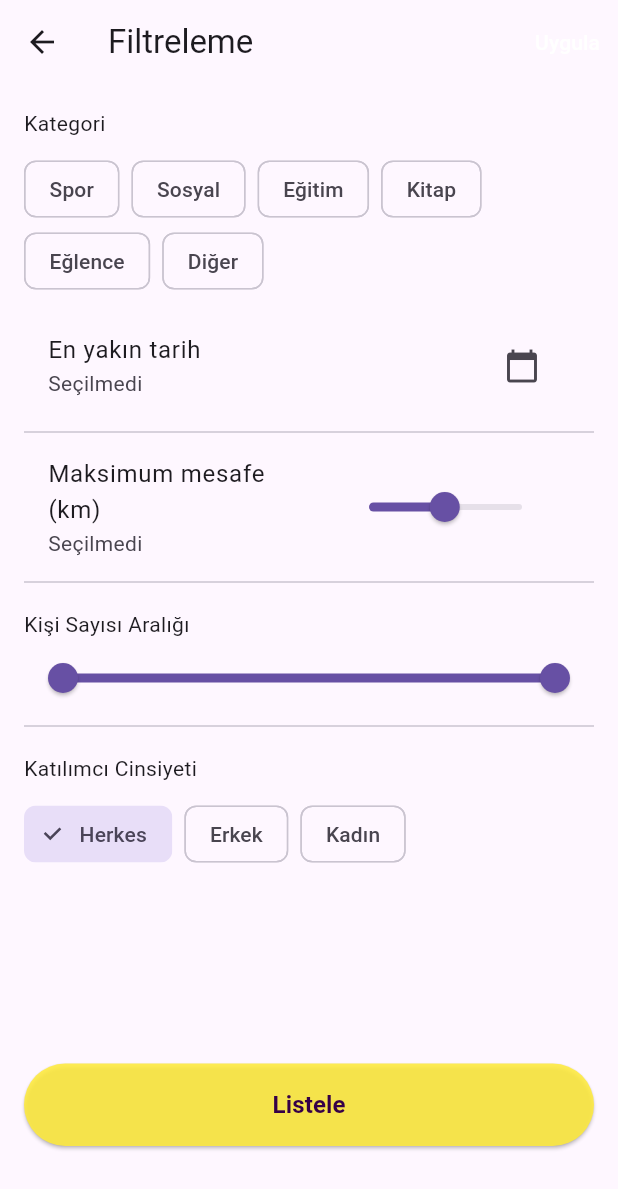
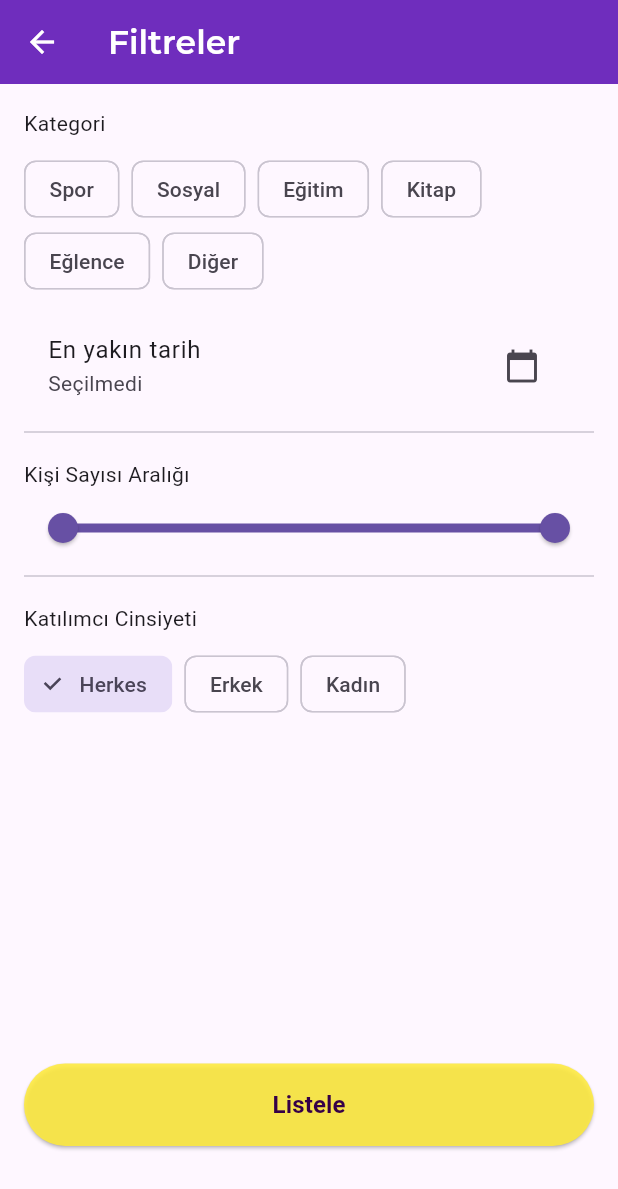
Before and after one commit to ced3j/JoinUp-app, a Flutter app: the HomePage screen opened directly, after a tap on the "filter list" icon, on a phone screen of 412 x 824 dp. Shown: the top 1189 px of the screen. Run offline on Flutter 3.47's test engine with Material 3 defaults, Android fonts, the phone set to English and light mode, and no system bars; our stand-ins replace cached_network_image, cloud_firestore, firebase_auth, firebase_core, firebase_storage, geocoding and 5 more; accounts and stored records are empty; network calls fail.

Commit message:
filter screen fixed again

```diff
--- a/join_up/lib/filter_screen.dart
+++ b/join_up/lib/filter_screen.dart
@@ -1,4 +1,5 @@
 import 'package:flutter/material.dart';
+import 'package:google_fonts/google_fonts.dart';
 
 class FilterScreen extends StatefulWidget {
   final Function(Map<String, dynamic>) onApplyFilters;
@@ -10,10 +11,8 @@ class FilterScreen extends StatefulWidget {
 }
 
 class _FilterScreenState extends State<FilterScreen> {
-  // Filtre değerleri
   String? selectedCategory;
   DateTime? selectedDate;
-  double? maxDistance; // km olarak
   RangeValues attendeesRange = const RangeValues(1, 100);
   String selectedGender = 'Herkes';
 
@@ -39,7 +38,6 @@ class _FilterScreenState extends State<FilterScreen> {
     Map<String, dynamic> filters = {
       'category': selectedCategory,
       'date': selectedDate,
-      'maxDistance': maxDistance,
       'attendeesMin': attendeesRange.start.toInt(),
       'attendeesMax': attendeesRange.end.toInt(),
       'gender': selectedGender,
@@ -52,27 +50,28 @@ class _FilterScreenState extends State<FilterScreen> {
   Widget build(BuildContext context) {
     return Scaffold(
       appBar: AppBar(
-        title: const Text('Filtreleme'),
-        actions: [
-          TextButton(
-            onPressed: _applyFilters,
-            child: const Text('Uygula', style: TextStyle(color: Colors.white)),
+        backgroundColor: const Color(0xFF6F2DBD), // Mor renk
+        iconTheme: const IconThemeData(color: Colors.white), // Geri ikon rengi
+        title: Text(
+          'Filtreler',
+          style: GoogleFonts.montserrat(
+            color: Colors.white,
+            fontSize: 22,
+            fontWeight: FontWeight.w600,
           ),
-        ],
+        ),
       ),
+
       body: Column(
         children: [
           Expanded(
             child: ListView(
               padding: const EdgeInsets.all(16),
               children: [
-                // Kategori seçimi
                 const Text('Kategori'),
-                const SizedBox(height: 10), // 10 piksel boşluk
-
+                const SizedBox(height: 10),
                 Wrap(
                   spacing: 8,
-
                   children:
                       categories.map((cat) {
                         final isSelected = selectedCategory == cat;
@@ -89,7 +88,6 @@ class _FilterScreenState extends State<FilterScreen> {
                 ),
                 const SizedBox(height: 10),
 
-                // Tarih seçimi
                 ListTile(
                   title: const Text('En yakın tarih'),
                   subtitle: Text(
@@ -103,37 +101,9 @@ class _FilterScreenState extends State<FilterScreen> {
                   ),
                 ),
                 const Divider(),
-
-                // Konum mesafe filtresi
-                ListTile(
-                  title: const Text('Maksimum mesafe (km)'),
-                  subtitle: Text(
-                    maxDistance != null
-                        ? '${maxDistance!.toStringAsFixed(1)} km'
-                        : 'Seçilmedi',
-                  ),
-                  trailing: SizedBox(
-                    width: 150,
-                    child: Slider(
-                      value: maxDistance ?? 50,
-                      min: 1,
-                      max: 100,
-                      divisions: 99,
-                      label: maxDistance?.toStringAsFixed(1) ?? '50',
-                      onChanged: (value) {
-                        setState(() {
-                          maxDistance = value;
-                        });
-                      },
-                    ),
-                  ),
-                ),
-                const Divider(),
                 const SizedBox(height: 10),
 
-                // Kişi sayısı aralığı
                 const Text('Kişi Sayısı Aralığı'),
-
                 const SizedBox(height: 2),
                 RangeSlider(
                   values: attendeesRange,
@@ -152,9 +122,7 @@ class _FilterScreenState extends State<FilterScreen> {
                 ),
                 const Divider(),
 
-                // Cinsiyet filtresi
-               const SizedBox(height: 10),
-
+                const SizedBox(height: 10),
                 const Text('Katılımcı Cinsiyeti'),
                 const SizedBox(height: 10),
                 Wrap(
@@ -176,15 +144,13 @@ class _FilterScreenState extends State<FilterScreen> {
               ],
             ),
           ),
-
-          // En alttaki sarı buton
           Padding(
-          padding: const EdgeInsets.only(
+            padding: const EdgeInsets.only(
               top: 8,
               bottom: 60,
               left: 16,
               right: 16,
-            ), // üst padding azaldı
+            ),
             child: SizedBox(
               width: double.infinity,
               child: ElevatedButton(
@@ -199,7 +165,6 @@ class _FilterScreenState extends State<FilterScreen> {
                     color: Color.fromARGB(255, 53, 0, 71),
                     fontWeight: FontWeight.bold,
                     fontSize: 16,
-
                   ),
                 ),
               ),
@@ -207,7 +172,6 @@ class _FilterScreenState extends State<FilterScreen> {
           ),
         ],
       ),
-
     );
   }
 }
--- a/join_up/lib/home_screen.dart
+++ b/join_up/lib/home_screen.dart
@@ -1,3 +1,4 @@
+// home_screen.dart
 import 'package:flutter/material.dart';
 import 'package:cloud_firestore/cloud_firestore.dart';
 import 'package:intl/intl.dart'; // For DateFormat
@@ -21,6 +22,14 @@ class _HomePageState extends State<HomePage> {
   TextEditingController searchController = TextEditingController();
   final Set<String> favoriEvents = {};
   bool hasNotifications = false;
+
+  // New filter state variables
+  String? _selectedCategoryFilter;
+  DateTime? _selectedDateFilter;
+  int _attendeesMinFilter = 1;
+  int _attendeesMaxFilter = 100;
+  String _selectedGenderFilter = 'Herkes';
+
   @override
   void initState() {
     super.initState();
@@ -28,15 +37,13 @@ class _HomePageState extends State<HomePage> {
     checkNotifications();
   }
 
-
-
   void checkNotifications() async {
     final userId = FirebaseAuth.instance.currentUser?.uid;
     if (userId == null) return;
 
     final querySnapshot =
         await FirebaseFirestore.instance
-            .collection('users') // 🔹 doğru path
+            .collection('users')
             .doc(userId)
             .collection('notifications')
             .where('read', isEqualTo: false)
@@ -47,11 +54,6 @@ void checkNotifications() async {
       hasNotifications = querySnapshot.docs.isNotEmpty;
     });
   }
-
-
-
-
-
 
   Color getCardColor(String eventType) {
     switch (eventType.toLowerCase()) {
@@ -73,17 +75,17 @@ void checkNotifications() async {
   IconData getEventIcon(String eventType) {
     switch (eventType.toLowerCase()) {
       case 'spor':
-        return LucideIcons.dumbbell; // Spor için dambıl ikonu
+        return LucideIcons.dumbbell;
       case 'sosyal':
-        return LucideIcons.users; // Sosyal etkinlikler için kullanıcılar grubu
+        return LucideIcons.users;
       case 'eğitim':
-        return LucideIcons.graduationCap; // Eğitim için mezuniyet kepi
+        return LucideIcons.graduationCap;
       case 'kitap':
-        return LucideIcons.bookOpen; // Kitap için açık kitap
+        return LucideIcons.bookOpen;
       case 'eğlence':
-        return LucideIcons.partyPopper; // Eğlence için konfeti/parti simgesi
+        return LucideIcons.partyPopper;
       default:
-        return LucideIcons.calendarHeart; // Varsayılan ikon
+        return LucideIcons.calendarHeart;
     }
   }
 
@@ -107,7 +109,6 @@ void checkNotifications() async {
       }
     } catch (e) {
       print("Error loading favorites: $e");
-      // Optionally show a snackbar to the user
     }
   }
 
@@ -141,16 +142,7 @@ void checkNotifications() async {
       }
     } catch (e) {
       print("Error toggling favorite: $e");
-      // Optionally show a snackbar
     }
-  }
-
-  // The function for incrementing participant count on approval has been removed as it was unused.
-
-  @override
-  void dispose() {
-    searchController.dispose();
-    super.dispose();
   }
 
   void showJoinRequestSheet(
@@ -279,20 +271,15 @@ void checkNotifications() async {
                                       .doc(creatorId)
                                       .collection('notifications')
                                       .add({
-                                        'type':
-                                            'join_request', // Bu tip bildirimleri NotificationsPage'de filtreleyebilirsiniz
+                                        'type': 'join_request',
                                         'message':
                                             '${FirebaseAuth.instance.currentUser?.displayName ?? 'Bir kullanıcı'} "${eventTitle}" etkinliğinize katılmak için istek gönderdi.',
                                         'eventId': eventId,
-                                        'eventTitle':
-                                            eventTitle, // İstek bildiriminde eventTitle da olsun
+                                        'eventTitle': eventTitle,
                                         'senderId': currentUserId,
-                                        'requestId':
-                                            joinRequestRef
-                                                .doc()
-                                                .id, // Oluşturulan isteğin ID'si (opsiyonel, eğer gerekiyorsa)
+                                        'requestId': joinRequestRef.doc().id,
                                         'timestamp':
-                                            FieldValue.serverTimestamp(), // 'createdAt' yerine 'timestamp' kullanıyorsanız
+                                            FieldValue.serverTimestamp(),
                                         'read': false,
                                       });
 
@@ -342,6 +329,13 @@ void checkNotifications() async {
     );
   }
 
+  @override
+  void dispose() {
+    searchController.dispose();
+    super.dispose();
+  }
+
+  @override
   Widget build(BuildContext context) {
     const Color primaryColor = Color(0xFF6F2DBD);
     return Scaffold(
@@ -358,7 +352,7 @@ void checkNotifications() async {
         backgroundColor: primaryColor,
         actions: [
           IconButton(
-            icon: const Icon(Icons.star,size: 25,),
+            icon: const Icon(Icons.star, size: 25),
             onPressed: () {
               Navigator.push(
                 context,
@@ -402,9 +396,7 @@ IconButton(
               await Future.delayed(Duration(milliseconds: 500));
               checkNotifications();
             },
-          )
-
-
+          ),
         ],
       ),
       body: Column(
@@ -419,18 +411,31 @@ IconButton(
                 Container(
                   margin: const EdgeInsets.only(right: 8.0),
                   child: IconButton(
-                    onPressed: () {
-                      Navigator.push(
+                    onPressed: () async {
+                      // Pass current filter values to FilterScreen
+                      await Navigator.push(
                         context,
                         MaterialPageRoute(
                           builder:
                               (context) => FilterScreen(
-                                onApplyFilters: (selectedFilters) {
-                                  print("Seçilen filtreler: $selectedFilters");
+                                onApplyFilters: (filters) {
+                                  // This callback is triggered when "Apply" button is pressed in FilterScreen
+                                  setState(() {
+                                    _selectedCategoryFilter =
+                                        filters['category'];
+                                    _selectedDateFilter = filters['date'];
+                                    _attendeesMinFilter =
+                                        filters['attendeesMin'];
+                                    _attendeesMaxFilter =
+                                        filters['attendeesMax'];
+                                    _selectedGenderFilter = filters['gender'];
+                                  });
                                 },
                               ),
                         ),
                       );
+                      // If the user navigates back without applying filters, nothing happens.
+                      // If applied, the onApplyFilters callback above handles the state update.
                     },
                     icon: const Icon(Icons.filter_list, color: Colors.white),
                     style: IconButton.styleFrom(
@@ -471,6 +476,7 @@ IconButton(
                   child: IconButton(
                     onPressed: () {
                       print('Arama butonu tıklandı: ${searchController.text}');
+                      // No need to call setState here as onChanged already does it
                     },
                     icon: const Icon(Icons.search, color: Colors.white),
                     style: IconButton.styleFrom(
@@ -498,11 +504,9 @@ IconButton(
                   );
                 }
                 if (snapshot.connectionState == ConnectionState.waiting) {
-                  // Added waiting state
                   return const Center(child: CircularProgressIndicator());
                 }
                 if (!snapshot.hasData || snapshot.data!.docs.isEmpty) {
-                  // Combined checks
                   return const Center(
                     child: Text("Gösterilecek etkinlik bulunamadı."),
                   );
@@ -510,6 +514,8 @@ IconButton(
 
                 var events = snapshot.data!.docs;
                 final searchText = searchController.text.toLowerCase();
+
+                // Apply search filter first
                 if (searchText.isNotEmpty) {
                   events =
                       events.where((event) {
@@ -519,14 +525,99 @@ IconButton(
                             (data?['title'] as String? ?? '').toLowerCase();
                         return title.contains(searchText);
                       }).toList();
-                  if (events.isEmpty) {
-                    // Check after filtering
+                }
+
+                // Apply category filter
+                if (_selectedCategoryFilter != null &&
+                    _selectedCategoryFilter != 'Tümü') {
+                  // Assuming 'Tümü' or similar implies no filter
+                  events =
+                      events.where((event) {
+                        final Map<String, dynamic>? data =
+                            event.data() as Map<String, dynamic>?;
+                        final eventType =
+                            (data?['eventType'] as String? ?? '').toLowerCase();
+                        return eventType ==
+                            _selectedCategoryFilter!.toLowerCase();
+                      }).toList();
+                }
+
+                // Apply date filter
+                if (_selectedDateFilter != null) {
+                  events =
+                      events.where((event) {
+                        final Map<String, dynamic>? data =
+                            event.data() as Map<String, dynamic>?;
+                        final eventDateString = data?['eventDate'] as String?;
+                        if (eventDateString == null ||
+                            eventDateString.isEmpty) {
+                          return false;
+                        }
+                        try {
+                          final eventDate = DateTime.parse(eventDateString);
+                          // Compare only dates, ignore time
+                          return eventDate.year == _selectedDateFilter!.year &&
+                              eventDate.month == _selectedDateFilter!.month &&
+                              eventDate.day == _selectedDateFilter!.day;
+                        } catch (e) {
+                          print("Error parsing date for filter: $e");
+                          return false;
+                        }
+                      }).toList();
+                }
+
+                // Apply attendees filter
+                events =
+                    events.where((event) {
+                      final Map<String, dynamic>? data =
+                          event.data() as Map<String, dynamic>?;
+                      final maxParticipants =
+                          (data?['maxParticipants'] as num?)?.toInt() ?? 0;
+                      // If maxParticipants is 0, it means unlimited, so it always passes the filter
+                      if (maxParticipants == 0) return true;
+
+                      return maxParticipants >= _attendeesMinFilter &&
+                          maxParticipants <= _attendeesMaxFilter;
+                    }).toList();
+
+                // Apply gender filter (assuming 'gender' field exists in event data)
+                if (_selectedGenderFilter != 'Herkes') {
+                  events =
+                      events.where((event) {
+                        final Map<String, dynamic>? data =
+                            event.data() as Map<String, dynamic>?;
+                        final requiredGender =
+                            (data?['requiredGender'] as String? ?? '')
+                                .toLowerCase();
+                        return requiredGender ==
+                                _selectedGenderFilter.toLowerCase() ||
+                            requiredGender ==
+                                'herkes'; // If event is for 'Herkes', it passes
+                      }).toList();
+                }
+
+                if (events.isEmpty && searchText.isNotEmpty) {
                   return Center(
                     child: Text(
                       "Aramanızla eşleşen etkinlik bulunamadı: \"$searchText\"",
                     ),
                   );
-                  }
+                } else if (events.isEmpty &&
+                    searchText.isEmpty &&
+                    (_selectedCategoryFilter != null ||
+                        _selectedDateFilter != null ||
+                        _attendeesMinFilter != 1 ||
+                        _attendeesMaxFilter != 100 ||
+                        _selectedGenderFilter != 'Herkes')) {
+                  return const Center(
+                    child: Text(
+                      "Seçilen filtrelere uygun etkinlik bulunamadı.",
+                    ),
+                  );
+                } else if (events.isEmpty) {
+                  return const Center(
+                    child: Text("Gösterilecek etkinlik bulunamadı."),
+                  );
                 }
 
                 return ListView.builder(
@@ -581,9 +672,7 @@ IconButton(
                     }
 
                     return Card(
-                      color: getCardColor(
-                        eventType,
-                      ), // Kategoriye göre arka plan rengi
+                      color: getCardColor(eventType),
                       margin: const EdgeInsets.symmetric(
                         horizontal: 8.0,
                         vertical: 4.0,
@@ -595,7 +684,7 @@ IconButton(
                       child: ListTile(
                         contentPadding: const EdgeInsets.all(12.0),
                         leading: Icon(
-                          getEventIcon(eventType), // Kategoriye göre ikon
+                          getEventIcon(eventType),
                           color: primaryColor,
                           size: 30,
                         ),
@@ -716,28 +805,25 @@ IconButton(
           BottomNavigationBarItem(
             icon: Icon(Icons.home_filled),
             label: 'Ana Sayfa',
-          ), // Changed icon
+          ),
           BottomNavigationBarItem(
             icon: Icon(
               Icons.add_rounded,
-              size: 25.0, // 🔹 Boyut
+              size: 25.0,
               color: Color.fromARGB(255, 46, 3, 54),
-
             ),
-             // Changed icon
             label: 'Etkinlik Oluştur',
           ),
           BottomNavigationBarItem(
             icon: Icon(Icons.person_outline_rounded),
             label: 'Profil',
-          ), // Changed icon
+          ),
         ],
         selectedItemColor: primaryColor,
-        unselectedItemColor:
-            Colors.grey[600], // Slightly darker unselected color
-        type: BottomNavigationBarType.fixed, // Ensures all labels are visible
-        backgroundColor: Colors.white, // Added background color
-        elevation: 8.0, // Added elevation
+        unselectedItemColor: Colors.grey[600],
+        type: BottomNavigationBarType.fixed,
+        backgroundColor: Colors.white,
+        elevation: 8.0,
       ),
     );
   }
```
Lines whose indentation alone changed are shown as unchanged.
